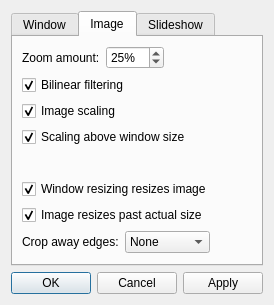
Old version of the form src/qvoptionsdialog.ui in the repository jurplel/qView.
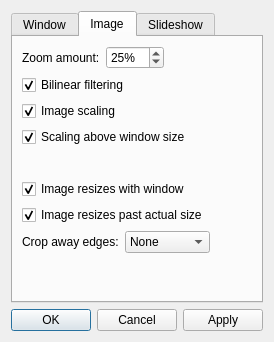
New version of the form. The open tabs and pages were chosen to show the change.

```diff
--- a/src/qvoptionsdialog.ui
+++ b/src/qvoptionsdialog.ui
@@ -5,6 +5,14 @@
   <property name="windowModality">
    <enum>Qt::NonModal</enum>
   </property>
+  <property name="geometry">
+   <rect>
+    <x>0</x>
+    <y>0</y>
+    <width>270</width>
+    <height>342</height>
+   </rect>
+  </property>
   <property name="windowTitle">
    <string>qView Options</string>
   </property>
@@ -243,7 +251,7 @@
           <string>Controls if the image is resized and centered with the window or not</string>
          </property>
          <property name="text">
-          <string>Window resizing resizes image</string>
+          <string>Image resizes with window</string>
          </property>
          <property name="checked">
           <bool>true</bool>
```
Left out of the diff: 4 changed lines with no effect on the pictures.
